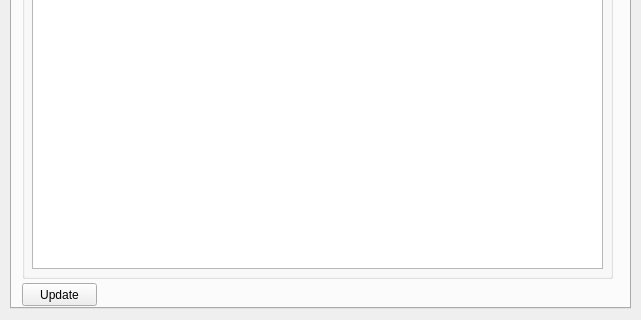
exp111/TS3PatchExtensions, file packetList/QtPacketList.ui: the form before one commit; both pictures show x 0 to 641 and y 418 to 738 of the 641 by 738 pixel window.
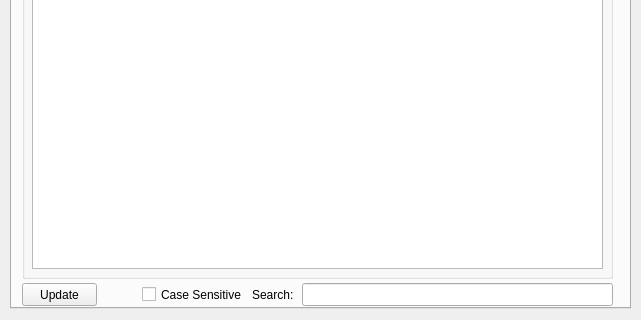
The form after the commit. The open tabs and pages were chosen to show the change.

Commit message: Search Packets

The edit to the form file:
```diff
--- a/packetList/QtPacketList.ui
+++ b/packetList/QtPacketList.ui
@@ -114,6 +114,42 @@
        <string>Update</string>
       </property>
      </widget>
+     <widget class="QLineEdit" name="searchLine">
+      <property name="geometry">
+       <rect>
+        <x>290</x>
+        <y>665</y>
+        <width>311</width>
+        <height>23</height>
+       </rect>
+      </property>
+     </widget>
+     <widget class="QLabel" name="searchLabel">
+      <property name="geometry">
+       <rect>
+        <x>240</x>
+        <y>665</y>
+        <width>61</width>
+        <height>23</height>
+       </rect>
+      </property>
+      <property name="text">
+       <string>Search:</string>
+      </property>
+     </widget>
+     <widget class="QCheckBox" name="searchCaseBox">
+      <property name="geometry">
+       <rect>
+        <x>130</x>
+        <y>665</y>
+        <width>141</width>
+        <height>23</height>
+       </rect>
+      </property>
+      <property name="text">
+       <string>Case Sensitive</string>
+      </property>
+     </widget>
     </widget>
     <widget class="QWidget" name="sendCommandTab">
      <attribute name="title">
```
Left out of the diff: 34 changed lines with no effect on the pictures. The commit also changes 3 other files.
